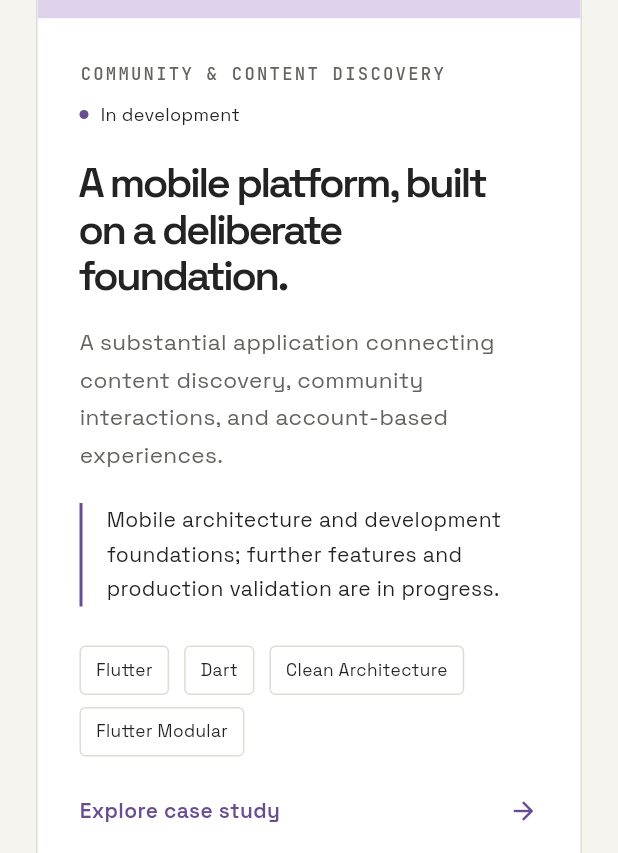
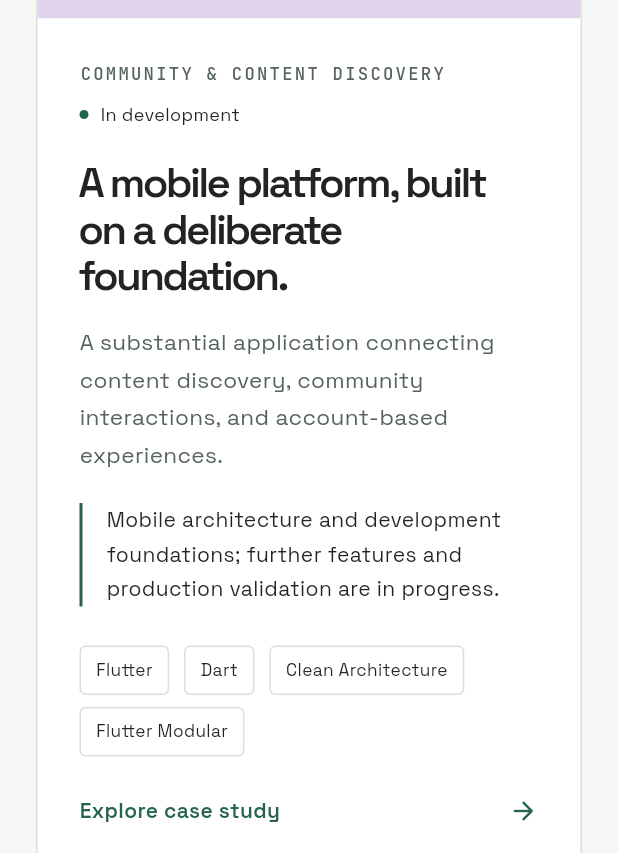
Before and after one commit to Mahmoudshady20/mahmoud-portfolio, a Flutter app: the screen it shows after launch, scrolled down 1728 dp, on a phone screen of 412 x 824 dp. Shown: the part 383-1236 px from the top of the screen. Run offline on Flutter 3.47's test engine with Material 3 defaults, Android fonts, the phone set to English and light mode, and no system bars; our stand-ins replace equatable, flutter_bloc, get_it, visibility_detector.

Commit message:
style: refine portfolio design system and responsive experience

```diff
--- a/lib/core/theme/app_colors.dart
+++ b/lib/core/theme/app_colors.dart
@@ -2,16 +2,16 @@ import 'package:flutter/material.dart';
 
 abstract class AppColors {
   // Backgrounds
-  static const Color background = Color(0xFFF6F4EF);
+  static const Color background = Color(0xFFF5F7F4);
   static const Color surface = Color(0xFFFFFFFF);
-  static const Color surfaceLight = Color(0xFFEDEAE3);
+  static const Color surfaceLight = Color(0xFFE8EEE8);
 
   // Glassmorphism surfaces
   static const Color glassSurface = Color(0x0AFFFFFF);
-  static const Color glassSurfaceHover = Color(0xFFDDDCD5);
+  static const Color glassSurfaceHover = Color(0xFFD8E0D8);
 
   // Primary Brand Colors
-  static const Color primary = Color(0xFF694D91);
+  static const Color primary = Color(0xFF24644F);
   static const Color primaryLight = Color(0xFF7B6EF6);
   static const Color purple = Color(0xFF8B5CF6);
   static const Color cyan = Color(0xFF22D3EE);
@@ -21,14 +21,14 @@ abstract class AppColors {
   // Text Colors
   static const Color textWhite = Color(0xFF222322);
   static const Color textPrimary = Color(0xFF222322);
-  static const Color textSecondary = Color(0xFF62645F);
-  static const Color textMuted = Color(0xFF62645F);
-  static const Color textSubtle = Color(0xFF62645F);
-  static const Color textFaint = Color(0xFF62645F);
+  static const Color textSecondary = Color(0xFF56645D);
+  static const Color textMuted = Color(0xFF56645D);
+  static const Color textSubtle = Color(0xFF56645D);
+  static const Color textFaint = Color(0xFF56645D);
 
   // Borders
-  static const Color borderSubtle = Color(0xFFDDDCD5);
-  static const Color borderFaint = Color(0xFFE2E1DA);
+  static const Color borderSubtle = Color(0xFFD8E0D8);
+  static const Color borderFaint = Color(0xFFE2E8E1);
   static const Color borderPrimary = Color(0x4D4F8CFF);
 
   // Traffic Lights
```
